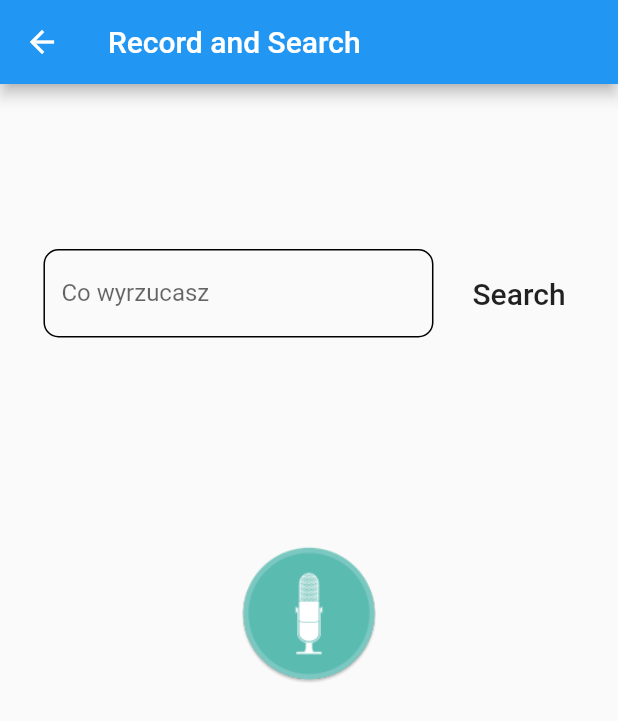
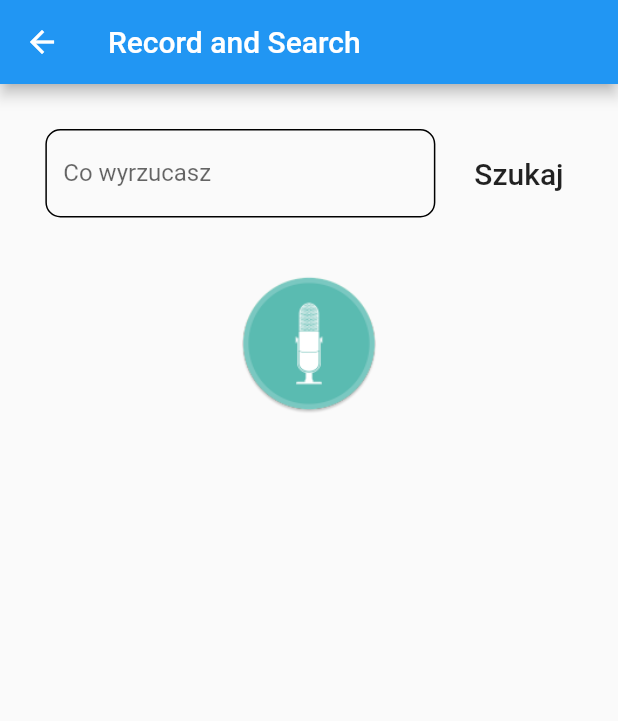
Before and after one commit to PiotrPrus/eko_asia, a Flutter app: the RecordSearchScreen screen opened directly, on a phone screen of 412 x 824 dp. Shown: the top 721 px of the screen. Run offline on Flutter 3.47's test engine with Material 2 defaults, Android fonts, the phone set to English and light mode, and no system bars; our stand-ins replace audioplayers, cloud_firestore, speech_to_text; accounts and stored records are empty.

Commit message:
Changing spacing

```diff
--- a/lib/recordSearchScreen.dart
+++ b/lib/recordSearchScreen.dart
@@ -62,7 +62,7 @@ class _PlayerWidgetState extends State<PlayerWidget> {
     return Column(
       mainAxisAlignment: MainAxisAlignment.center,
       children: <Widget>[
-        SizedBox(height: 100),
+        SizedBox(height: 20),
         Row(
           mainAxisSize: MainAxisSize.min,
           mainAxisAlignment: MainAxisAlignment.start,
@@ -93,11 +93,10 @@ class _PlayerWidgetState extends State<PlayerWidget> {
                 _searchTextController.text = "";
                 getDedicatedBins(itemName);
               },
-              child: Text('Search', style: TextStyle(fontSize: 20)),
+              child: Text('Szukaj', style: TextStyle(fontSize: 20)),
             ),
           ],
         ),
-        SizedBox(height: 100),
         IconButton(
           padding: EdgeInsets.all(24.0),
           icon: Image.asset('assets/images/micIcon.png'),
```
